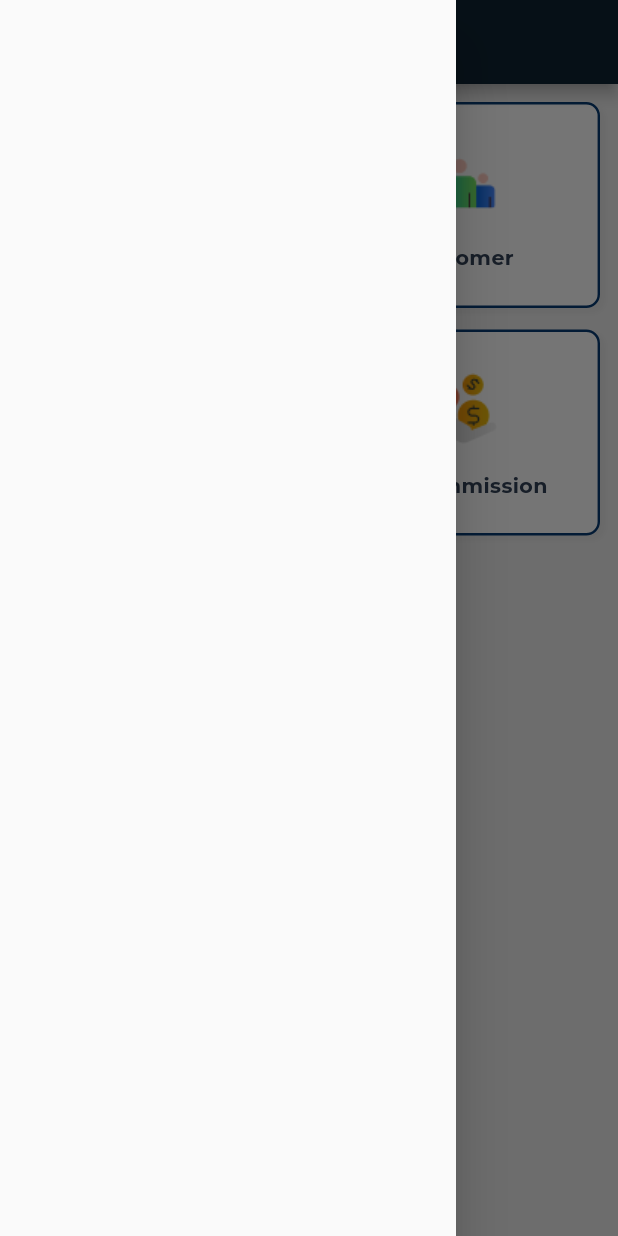
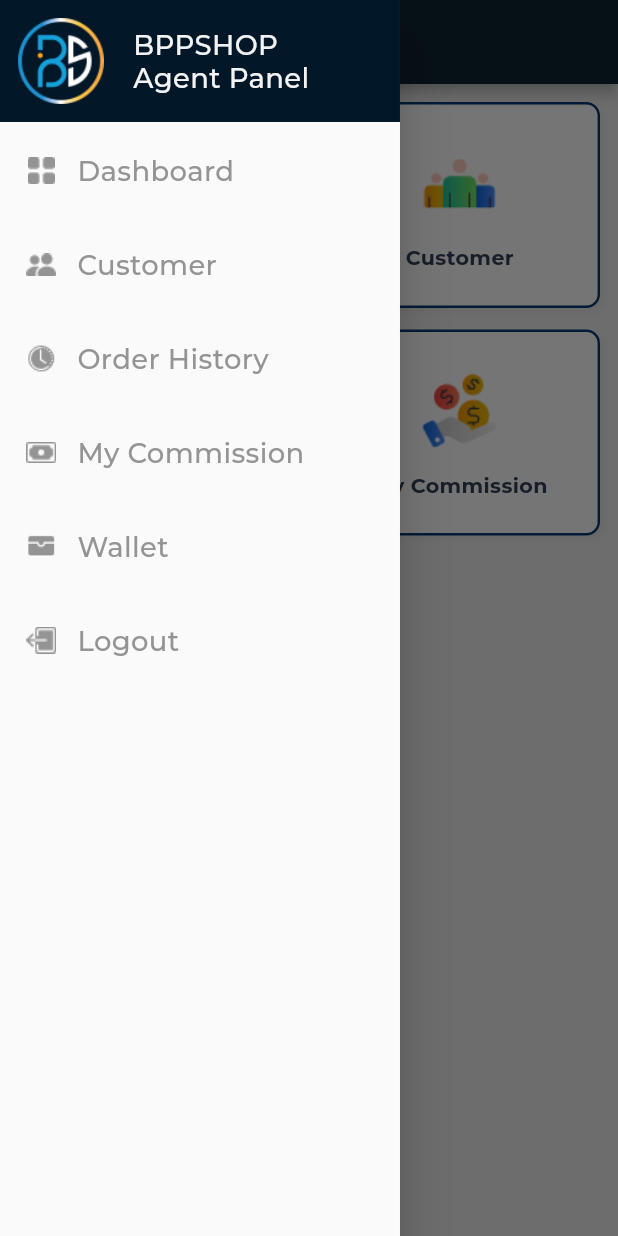
Before and after one commit to omit-excelit/bppshop, a Flutter app: the HomePage screen opened directly, with the side drawer open, on a phone screen of 412 x 824 dp. Run offline on Flutter 3.47's test engine with Material 2 defaults, Android fonts, the phone set to English and light mode, and no system bars; our stand-ins replace flutter_screenutil, flutter_svg, google_fonts; missing offline and left inert: day_13; project files that could hold a hidden picture were left out.

Commit message:
Update color and drawer page

```diff
--- a/lib/const/color.dart
+++ b/lib/const/color.dart
@@ -21,3 +21,5 @@ final primaryGreen = Color(0xff43AF7E);
 final lightGreen = Color(0xff8FD57B);
 final beguniColor = Color(0xff574B90);
 final secondaryRed = Color(0xffE15F41);
+final drawerHeaderColor = Color(0xff021728);
+final drawerItemColor = Color(0xff949494);
--- a/lib/drawer/my_drawer.dart
+++ b/lib/drawer/my_drawer.dart
@@ -1,4 +1,7 @@
+import 'package:bppshop/const/color.dart';
+import 'package:bppshop/const/style.dart';
 import 'package:flutter/material.dart';
+import 'package:flutter_screenutil/flutter_screenutil.dart';
 
 class MyDrawerPage extends StatefulWidget {
   const MyDrawerPage({Key? key}) : super(key: key);
@@ -10,6 +13,120 @@ class MyDrawerPage extends StatefulWidget {
 class _MyDrawerPageState extends State<MyDrawerPage> {
   @override
   Widget build(BuildContext context) {
-    return Drawer();
+    return SafeArea(
+      child: Drawer(
+        width: 233.w,
+        child: Column(
+          children: [
+            Container(
+              padding: EdgeInsets.all(12),
+              //height: 72.h,
+              color: drawerHeaderColor,
+              child: Row(
+                children: [
+                  Image.asset("images/logo1.png",height: 48.h,width: 48.h,),
+                  SizedBox(width: 17.w,),
+                  Column(
+                    mainAxisAlignment: MainAxisAlignment.spaceEvenly,
+                    crossAxisAlignment: CrossAxisAlignment.start,
+                    children: [
+                      Text("BPPSHOP", style: myStyleMontserrat(16.sp, secondaryWhite, FontWeight.w500),),
+                      Text("Agent Panel", style: myStyleMontserrat(16.sp, secondaryWhite, FontWeight.w500),),
+                    ],
+                  ),
+                ],
+              ),
+            ),
+            Container(
+              padding: EdgeInsets.fromLTRB(15.w, 18.h, 17.w, 12.h),
+              child: SingleChildScrollView(
+                child: Column(
+                  children: [
+                    GestureDetector(
+                      onTap: (){},
+                      child: Container(
+                        child: Row(
+                          children: [
+                            Image.asset("images/dash.png",height: 18.h,width: 18.w,),
+                            SizedBox(width: 12.w,),
+                            Text("Dashboard", style: myStyleMontserrat(16.sp, drawerItemColor, FontWeight.w500),),
+                          ],
+                        ),
+                      ),
+                    ),
+                    SizedBox(height: 34.h,),
+                    GestureDetector(
+                      onTap: (){},
+                      child: Container(
+                        child: Row(
+                          children: [
+                            Image.asset("images/people.png",height: 18.h,width: 18.w,),
+                            SizedBox(width: 12.w,),
+                            Text("Customer", style: myStyleMontserrat(16.sp, drawerItemColor, FontWeight.w500),),
+                          ],
+                        ),
+                      ),
+                    ),
+                    SizedBox(height: 34.h,),
+                    GestureDetector(
+                      onTap: (){},
+                      child: Container(
+                        child: Row(
+                          children: [
+                            Image.asset("images/clockhistory.png",height: 18.h,width: 18.w,),
+                            SizedBox(width: 12.w,),
+                            Text("Order History", style: myStyleMontserrat(16.sp, drawerItemColor, FontWeight.w500),),
+                          ],
+                        ),
+                      ),
+                    ),
+                    SizedBox(height: 34.h,),
+                    GestureDetector(
+                      onTap: (){},
+                      child: Container(
+                        child: Row(
+                          children: [
+                            Image.asset("images/cash.png",height: 18.h,width: 18.w,),
+                            SizedBox(width: 12.w,),
+                            Text("My Commission", style: myStyleMontserrat(16.sp, drawerItemColor, FontWeight.w500),),
+                          ],
+                        ),
+                      ),
+                    ),
+                    SizedBox(height: 34.h,),
+                    GestureDetector(
+                      onTap: (){},
+                      child: Container(
+                        child: Row(
+                          children: [
+                            Image.asset("images/walletfill.png",height: 18.h,width: 18.w,),
+                            SizedBox(width: 12.w,),
+                            Text("Wallet", style: myStyleMontserrat(16.sp, drawerItemColor, FontWeight.w500),),
+                          ],
+                        ),
+                      ),
+                    ),
+                    SizedBox(height: 34.h,),
+                    GestureDetector(
+                      onTap: (){},
+                      child: Container(
+                        child: Row(
+                          children: [
+                            Image.asset("images/logout.png",height: 18.h,width: 18.w,),
+                            SizedBox(width: 12.w,),
+                            Text("Logout", style: myStyleMontserrat(16.sp, drawerItemColor, FontWeight.w500),),
+                          ],
+                        ),
+                      ),
+                    ),
+                  ],
+                ),
+              ),
+            ),
+          ],
+        ),
+
+      ),
+    );
   }
 }
```
Also changed, not shown: images/cash.png (added), images/clockhistory.png (added), images/dash.png (added), images/logout.png (added), images/people.png (added), images/walletfill.png (added).
